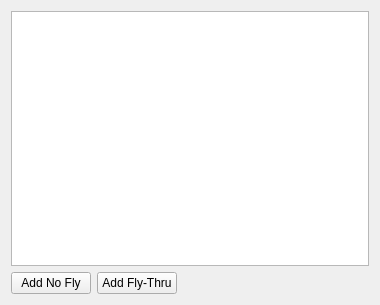
First picture: the form in GeneticPlanner/gui/TaskAreaObjectEditWidget.ui, repository raptorswing/Genetic-Planner, before the edit.
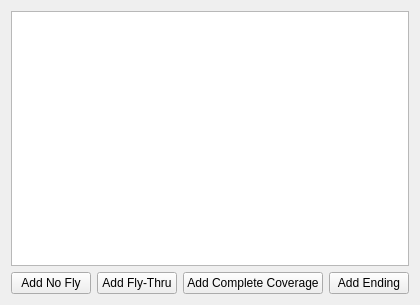
Second picture: the form after the edit.

Diff of the .ui file:
```diff
--- a/GeneticPlanner/gui/TaskAreaObjectEditWidget.ui
+++ b/GeneticPlanner/gui/TaskAreaObjectEditWidget.ui
@@ -6,7 +6,7 @@
    <rect>
     <x>0</x>
     <y>0</y>
-    <width>380</width>
+    <width>394</width>
     <height>305</height>
    </rect>
   </property>
@@ -33,6 +33,20 @@
        </property>
       </widget>
      </item>
+     <item>
+      <widget class="QPushButton" name="pushButton">
+       <property name="text">
+        <string>Add Complete Coverage</string>
+       </property>
+      </widget>
+     </item>
+     <item>
+      <widget class="QPushButton" name="addEndingButton">
+       <property name="text">
+        <string>Add Ending</string>
+       </property>
+      </widget>
+     </item>
      <item>
       <spacer name="horizontalSpacer">
        <property name="orientation">
```
